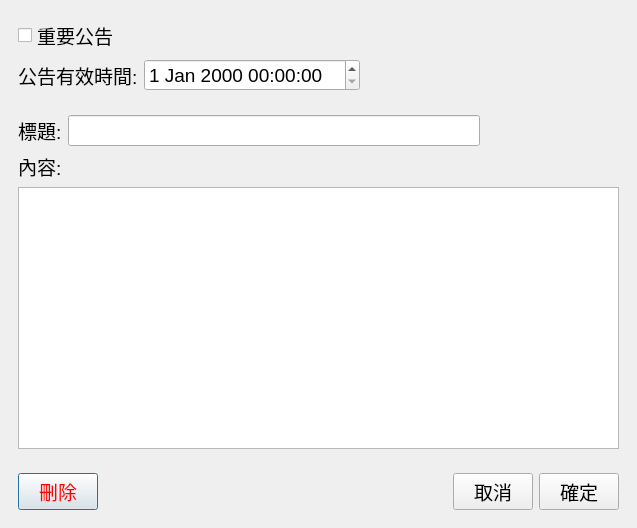
The window that src/AdbClient/DialogBulletinEdit.ui (roger0816/Adb) describes before a commit, drawn with Qt 5.
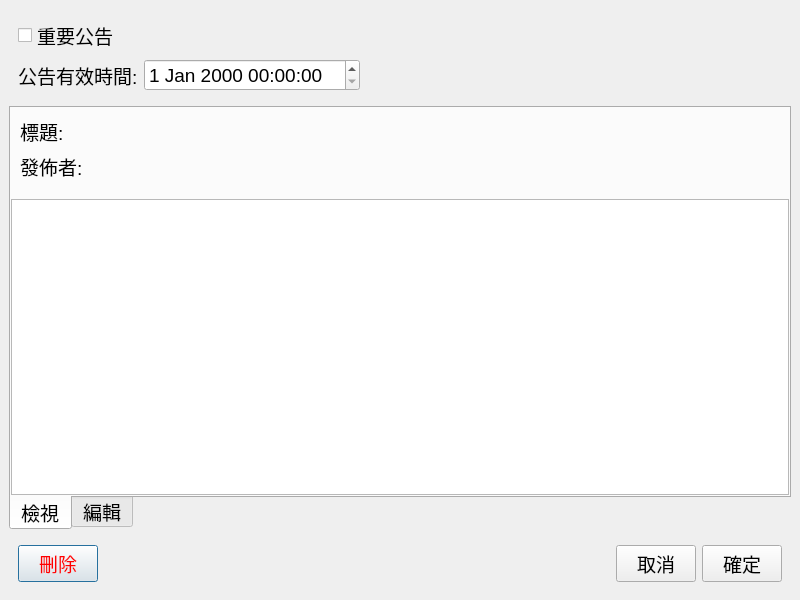
The same window after the commit. The open tabs and pages were chosen to show the change.

Diff of the .ui file:
```diff
--- a/src/AdbClient/DialogBulletinEdit.ui
+++ b/src/AdbClient/DialogBulletinEdit.ui
@@ -6,8 +6,8 @@
    <rect>
     <x>0</x>
     <y>0</y>
-    <width>637</width>
-    <height>528</height>
+    <width>800</width>
+    <height>600</height>
    </rect>
   </property>
   <property name="windowTitle">
@@ -40,69 +40,183 @@
       <item row="1" column="0">
        <widget class="QWidget" name="widget" native="true">
         <layout class="QGridLayout" name="gridLayout_2">
-         <item row="1" column="0">
-          <widget class="QLabel" name="label_2">
-           <property name="sizePolicy">
-            <sizepolicy hsizetype="Fixed" vsizetype="Preferred">
-             <horstretch>0</horstretch>
-             <verstretch>0</verstretch>
-            </sizepolicy>
-           </property>
-           <property name="text">
-            <string>內容:</string>
-           </property>
-          </widget>
-         </item>
-         <item row="0" column="1" colspan="3">
-          <widget class="QLineEdit" name="txTitle"/>
-         </item>
+         <property name="leftMargin">
+          <number>0</number>
+         </property>
+         <property name="topMargin">
+          <number>0</number>
+         </property>
+         <property name="rightMargin">
+          <number>0</number>
+         </property>
+         <property name="bottomMargin">
+          <number>0</number>
+         </property>
          <item row="0" column="0">
-          <widget class="QLabel" name="label">
-           <property name="sizePolicy">
-            <sizepolicy hsizetype="Fixed" vsizetype="Preferred">
-             <horstretch>0</horstretch>
-             <verstretch>0</verstretch>
-            </sizepolicy>
+          <widget class="QTabWidget" name="tabWidget">
+           <property name="tabPosition">
+            <enum>QTabWidget::South</enum>
            </property>
-           <property name="text">
-            <string>標題:</string>
+           <property name="currentIndex">
+            <number>1</number>
            </property>
+           <widget class="QWidget" name="tab">
+            <attribute name="title">
+             <string>檢視</string>
+            </attribute>
+            <layout class="QGridLayout" name="gridLayout_8">
+             <property name="leftMargin">
+              <number>0</number>
+             </property>
+             <property name="topMargin">
+              <number>0</number>
+             </property>
+             <property name="rightMargin">
+              <number>0</number>
+             </property>
+             <property name="bottomMargin">
+              <number>0</number>
+             </property>
+             <property name="spacing">
+              <number>9</number>
+             </property>
+             <item row="0" column="0" colspan="2">
+              <widget class="QWidget" name="widget_2" native="true">
+               <property name="minimumSize">
+                <size>
+                 <width>40</width>
+                 <height>40</height>
+                </size>
+               </property>
+               <layout class="QFormLayout" name="formLayout">
+                <item row="0" column="0">
+                 <widget class="QLabel" name="label">
+                  <property name="sizePolicy">
+                   <sizepolicy hsizetype="Fixed" vsizetype="Preferred">
+                    <horstretch>0</horstretch>
+                    <verstretch>0</verstretch>
+                   </sizepolicy>
+                  </property>
+                  <property name="text">
+                   <string>標題:</string>
+                  </property>
+                 </widget>
+                </item>
+                <item row="0" column="1">
+                 <widget class="QLabel" name="lbTitle">
+                  <property name="text">
+                   <string/>
+                  </property>
+                 </widget>
+                </item>
+                <item row="1" column="0">
+                 <widget class="QLabel" name="tUser">
+                  <property name="text">
+                   <string>發佈者:</string>
+                  </property>
+                 </widget>
+                </item>
+                <item row="1" column="1">
+                 <widget class="QLabel" name="lbUser">
+                  <property name="sizePolicy">
+                   <sizepolicy hsizetype="Fixed" vsizetype="Preferred">
+                    <horstretch>0</horstretch>
+                    <verstretch>0</verstretch>
+                   </sizepolicy>
+                  </property>
+                  <property name="minimumSize">
+                   <size>
+                    <width>80</width>
+                    <height>0</height>
+                   </size>
+                  </property>
+                  <property name="text">
+                   <string/>
+                  </property>
+                  <property name="alignment">
+                   <set>Qt::AlignLeading|Qt::AlignLeft|Qt::AlignVCenter</set>
+                  </property>
+                 </widget>
+                </item>
+               </layout>
+              </widget>
+             </item>
+             <item row="1" column="0" colspan="2">
+              <widget class="QTextEdit" name="txContent">
+               <property name="readOnly">
+                <bool>true</bool>
+               </property>
+              </widget>
+             </item>
+            </layout>
+           </widget>
+           <widget class="QWidget" name="tab_2">
+            <attribute name="title">
+             <string>編輯</string>
+            </attribute>
+            <layout class="QVBoxLayout" name="verticalLayout">
+             <property name="spacing">
+              <number>9</number>
+             </property>
+             <property name="leftMargin">
+              <number>0</number>
+             </property>
+             <property name="topMargin">
+              <number>0</number>
+             </property>
+             <property name="rightMargin">
+              <number>0</number>
+             </property>
+             <property name="bottomMargin">
+              <number>0</number>
+             </property>
+             <item>
+              <widget class="QWidget" name="widget_3" native="true">
+               <property name="minimumSize">
+                <size>
+                 <width>40</width>
+                 <height>40</height>
+                </size>
+               </property>
+               <layout class="QFormLayout" name="formLayout_2">
+                <property name="leftMargin">
+                 <number>9</number>
+                </property>
+                <property name="topMargin">
+                 <number>9</number>
+                </property>
+                <property name="rightMargin">
+                 <number>9</number>
+                </property>
+                <property name="bottomMargin">
+                 <number>40</number>
+                </property>
+                <item row="0" column="0">
+                 <widget class="QLabel" name="label_4">
+                  <property name="sizePolicy">
+                   <sizepolicy hsizetype="Fixed" vsizetype="Preferred">
+                    <horstretch>0</horstretch>
+                    <verstretch>0</verstretch>
+                   </sizepolicy>
+                  </property>
+                  <property name="text">
+                   <string>標題:</string>
+                  </property>
+                 </widget>
+                </item>
+                <item row="0" column="1">
+                 <widget class="QLineEdit" name="txTitle"/>
+                </item>
+               </layout>
+              </widget>
+             </item>
+             <item>
+              <widget class="QTextEdit" name="txContentSrc"/>
+             </item>
+            </layout>
+           </widget>
           </widget>
          </item>
-         <item row="0" column="4">
-          <widget class="QWidget" name="widget_2" native="true">
-           <layout class="QGridLayout" name="gridLayout_6">
-            <property name="leftMargin">
-             <number>0</number>
-            </property>
-            <property name="topMargin">
-             <number>0</number>
-            </property>
-            <property name="rightMargin">
-             <number>0</number>
-            </property>
-            <property name="bottomMargin">
-             <number>0</number>
-            </property>
-            <property name="spacing">
-             <number>0</number>
-            </property>
-            <item row="0" column="0">
-             <widget class="QLabel" name="lbUser">
-              <property name="text">
-               <string/>
-              </property>
-              <property name="alignment">
-               <set>Qt::AlignCenter</set>
-              </property>
-             </widget>
-            </item>
-           </layout>
-          </widget>
-         </item>
-         <item row="2" column="0" colspan="5">
-          <widget class="QTextEdit" name="txContent"/>
-         </item>
         </layout>
        </widget>
       </item>
```
